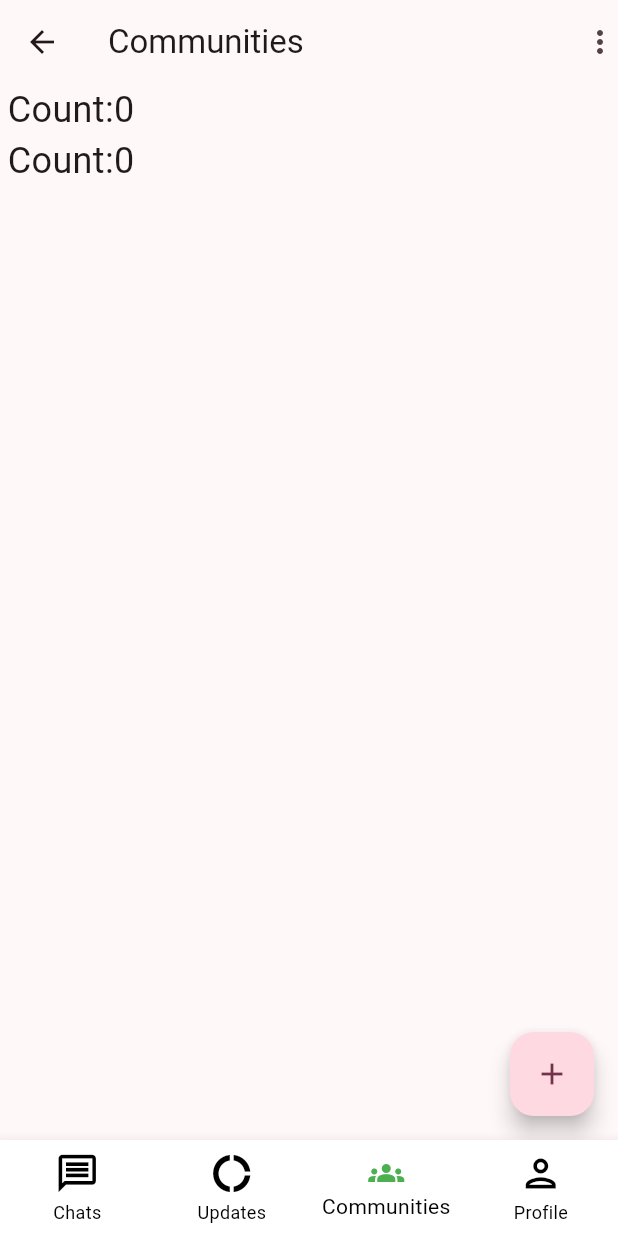
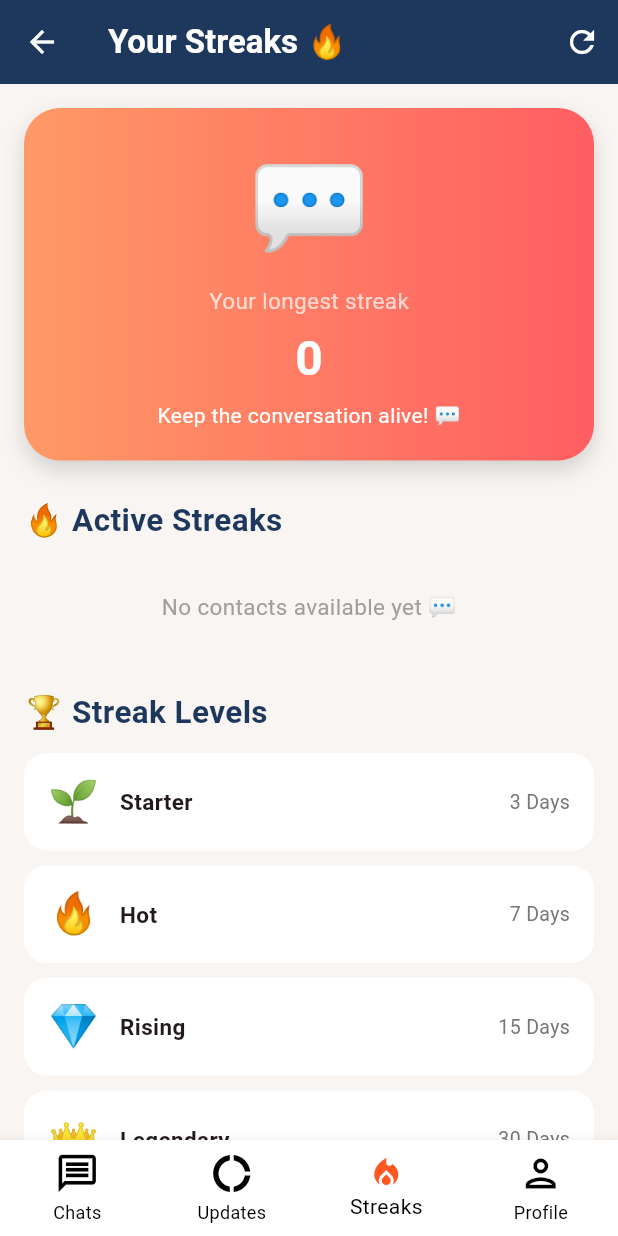
Before and after one commit to vertikaMishra/chit-chat-app, a Flutter app: the DashboardScreen screen opened by its route, item 3 of the bottom bar chosen, on a phone screen of 412 x 824 dp. Run offline on Flutter 3.47's test engine with Material 3 defaults, Android fonts, the phone set to English and light mode, and no system bars; our stand-ins replace cached_network_image, firebase_auth, firebase_core, firebase_database, get, google_sign_in and 1 more; accounts and stored records are empty.

Commit message:
adding streaks features

```diff
--- a/lib/models/contact_item.dart
+++ b/lib/models/contact_item.dart
@@ -7,6 +7,8 @@ class Contact {
   String? message;
   String? time;
   num? count;
+  int streak;
+  String? lastMessageDate;
 
   Contact({
     this.image,
@@ -15,6 +17,8 @@ class Contact {
     this.time,
     this.count,
     required this.uid,
+    this.streak = 0,
+    this.lastMessageDate,
   });
 
   // Convert object to JSON
--- a/lib/modules/dashboard/dashboard_screen.dart
+++ b/lib/modules/dashboard/dashboard_screen.dart
@@ -1,6 +1,6 @@
 import 'package:flutter/material.dart';
 import 'package:get/get.dart';
-import 'package:whatsapp_project/modules/dashboard/communities/communities_screen.dart';
+import 'package:whatsapp_project/modules/streaks/streaks_screen.dart';
 import 'package:whatsapp_project/modules/dashboard/profile/profile_screen.dart';
 import 'package:whatsapp_project/modules/dashboard/updates/updates_screen.dart';
 
@@ -22,7 +22,7 @@ class DashboardScreen extends StatelessWidget {
           children: [
             ChatScreen(),
             UpdatesScreen(),
-            CommunitiesScreen(),
+            StreaksScreen(),
             ProfileScreen(),
           ],
         );
@@ -50,9 +50,12 @@ class DashboardScreen extends StatelessWidget {
               activeIcon: Icon(Icons.donut_large, color: Colors.green),
             ),
             BottomNavigationBarItem(
-              icon: Icon(Icons.groups_outlined, size: 30),
-              label: "Communities",
-              activeIcon: Icon(Icons.groups, color: Colors.green),
+              icon: Icon(Icons.local_fire_department_outlined, size: 30),
+              label: "Streaks",
+              activeIcon: Icon(
+                Icons.local_fire_department,
+                color: Colors.deepOrange,
+              ),
             ),
             BottomNavigationBarItem(
               icon: Icon(Icons.person_outlined, size: 30),
--- /dev/null
+++ b/lib/modules/streaks/streaks_screen.dart
@@ -0,0 +1,315 @@
+/// Created by Vertika Mishra
+
+import 'package:flutter/material.dart';
+import 'package:get/get.dart';
+
+import 'streaks_controller.dart';
+
+class StreaksScreen extends GetView<StreaksController> {
+  const StreaksScreen({super.key});
+
+  @override
+  Widget build(BuildContext context) {
+    return Scaffold(
+      backgroundColor: const Color(0xFFF8F5F2),
+
+      appBar: AppBar(
+        elevation: 0,
+        backgroundColor: const Color(0xFF1D385C),
+        foregroundColor: Colors.white,
+        title: const Text(
+          "Your Streaks 🔥",
+          style: TextStyle(fontWeight: FontWeight.bold),
+        ),
+        actions: [
+          IconButton(
+            onPressed: controller.loadContacts,
+            icon: const Icon(Icons.refresh),
+          ),
+        ],
+      ),
+
+      body: ListView(
+        padding: const EdgeInsets.all(16),
+        children: [
+          // =========================
+          // MAIN STREAK SUMMARY
+          // =========================
+          Container(
+            padding: const EdgeInsets.all(20),
+            decoration: BoxDecoration(
+              gradient: const LinearGradient(
+                colors: [Color(0xFFFF9966), Color(0xFFFF5E62)],
+              ),
+              borderRadius: BorderRadius.circular(24),
+              boxShadow: [
+                BoxShadow(
+                  color: Colors.black.withOpacity(0.15),
+                  blurRadius: 12,
+                  offset: const Offset(0, 6),
+                ),
+              ],
+            ),
+            child: Column(
+              children: [
+                // Dynamic emoji based on longest streak
+                Obx(() {
+                  final longestStreak = controller.contacts.isEmpty
+                      ? 0
+                      : controller.contacts
+                            .map((contact) => contact.streak)
+                            .reduce((a, b) => a > b ? a : b);
+
+                  return Text(
+                    _getStreakEmoji(longestStreak),
+                    style: const TextStyle(fontSize: 65),
+                  );
+                }),
+
+                const SizedBox(height: 5),
+
+                const Text(
+                  "Your longest streak",
+                  style: TextStyle(color: Colors.white70, fontSize: 15),
+                ),
+
+                const SizedBox(height: 5),
+
+                // Dynamic longest streak number
+                Obx(() {
+                  final currentLongestStreak = controller.contacts.isEmpty
+                      ? 0
+                      : controller.contacts
+                            .map((contact) => contact.streak)
+                            .reduce((a, b) => a > b ? a : b);
+
+                  return Text(
+                    "$currentLongestStreak",
+                    style: const TextStyle(
+                      color: Colors.white,
+                      fontSize: 32,
+                      fontWeight: FontWeight.bold,
+                    ),
+                  );
+                }),
+
+                const SizedBox(height: 5),
+
+                const Text(
+                  "Keep the conversation alive! 💬",
+                  style: TextStyle(color: Colors.white, fontSize: 14),
+                ),
+              ],
+            ),
+          ),
+
+          const SizedBox(height: 25),
+
+          const Text(
+            "🔥 Active Streaks",
+            style: TextStyle(
+              fontSize: 21,
+              fontWeight: FontWeight.bold,
+              color: Color(0xFF1D385C),
+            ),
+          ),
+
+          const SizedBox(height: 12),
+
+          // =========================
+          // CONTACT STREAKS
+          // =========================
+          Obx(() {
+            if (controller.isLoading.value) {
+              return const Center(child: CircularProgressIndicator());
+            }
+
+            if (controller.contacts.isEmpty) {
+              return const Center(
+                child: Padding(
+                  padding: EdgeInsets.all(20),
+                  child: Text(
+                    "No contacts available yet 💬",
+                    style: TextStyle(fontSize: 15, color: Colors.grey),
+                  ),
+                ),
+              );
+            }
+
+            return Column(
+              children: controller.contacts.map((contact) {
+                return _streakCard(
+                  name: contact.name ?? "Unknown",
+                  streak: contact.streak,
+                  emoji: _getStreakEmoji(contact.streak),
+                  level: contact.streak == 0
+                      ? "Start chatting"
+                      : contact.streak < 3
+                      ? "Getting started 🌱"
+                      : contact.streak < 7
+                      ? "On fire 🔥"
+                      : contact.streak < 15
+                      ? "Hot streak 🔥🔥"
+                      : contact.streak < 30
+                      ? "Rising 💎"
+                      : contact.streak < 100
+                      ? "Legendary 👑"
+                      : "Ultimate 🏆",
+                );
+              }).toList(),
+            );
+          }),
+
+          const SizedBox(height: 25),
+
+          const Text(
+            "🏆 Streak Levels",
+            style: TextStyle(
+              fontSize: 21,
+              fontWeight: FontWeight.bold,
+              color: Color(0xFF1D385C),
+            ),
+          ),
+
+          const SizedBox(height: 12),
+
+          _levelCard("3 Days", "🌱", "Starter"),
+          _levelCard("7 Days", "🔥", "Hot"),
+          _levelCard("15 Days", "💎", "Rising"),
+          _levelCard("30 Days", "👑", "Legendary"),
+          _levelCard("100 Days", "🏆", "Ultimate"),
+        ],
+      ),
+    );
+  }
+
+  // =====================================
+  // STREAK EMOJI FUNCTION
+  // =====================================
+  String _getStreakEmoji(int streak) {
+    if (streak == 0) {
+      return "💬";
+    } else if (streak < 3) {
+      return "🌱";
+    } else if (streak < 7) {
+      return "🔥";
+    } else if (streak < 15) {
+      return "🔥🔥";
+    } else if (streak < 30) {
+      return "💎";
+    } else if (streak < 100) {
+      return "👑";
+    } else {
+      return "🏆";
+    }
+  }
+
+  // =====================================
+  // STREAK CARD
+  // =====================================
+  Widget _streakCard({
+    required String name,
+    required int streak,
+    required String emoji,
+    required String level,
+  }) {
+    return Container(
+      margin: const EdgeInsets.only(bottom: 12),
+      padding: const EdgeInsets.all(15),
+      decoration: BoxDecoration(
+        color: Colors.white,
+        borderRadius: BorderRadius.circular(18),
+        boxShadow: [
+          BoxShadow(
+            color: Colors.black.withOpacity(0.08),
+            blurRadius: 8,
+            offset: const Offset(0, 3),
+          ),
+        ],
+      ),
+      child: Row(
+        children: [
+          CircleAvatar(
+            radius: 28,
+            backgroundColor: const Color(0xFFFFE4D6),
+            child: Text(emoji, style: const TextStyle(fontSize: 27)),
+          ),
+
+          const SizedBox(width: 14),
+
+          Expanded(
+            child: Column(
+              crossAxisAlignment: CrossAxisAlignment.start,
+              children: [
+                Text(
+                  name,
+                  style: const TextStyle(
+                    fontSize: 17,
+                    fontWeight: FontWeight.bold,
+                  ),
+                ),
+
+                const SizedBox(height: 4),
+
+                Text(
+                  "$level • Keep chatting!",
+                  style: TextStyle(color: Colors.grey.shade600, fontSize: 12),
+                ),
+              ],
+            ),
+          ),
+
+          Column(
+            children: [
+              Text(
+                "🔥 $streak",
+                style: const TextStyle(
+                  fontSize: 19,
+                  fontWeight: FontWeight.bold,
+                ),
+              ),
+
+              const Text(
+                "days",
+                style: TextStyle(fontSize: 11, color: Colors.grey),
+              ),
+            ],
+          ),
+        ],
+      ),
+    );
+  }
+
+  // =====================================
+  // STREAK LEVEL CARD
+  // =====================================
+  Widget _levelCard(String days, String emoji, String title) {
+    return Container(
+      margin: const EdgeInsets.only(bottom: 10),
+      padding: const EdgeInsets.symmetric(horizontal: 16, vertical: 13),
+      decoration: BoxDecoration(
+        color: Colors.white,
+        borderRadius: BorderRadius.circular(15),
+      ),
+      child: Row(
+        children: [
+          Text(emoji, style: const TextStyle(fontSize: 27)),
+
+          const SizedBox(width: 14),
+
+          Text(
+            title,
+            style: const TextStyle(fontWeight: FontWeight.bold, fontSize: 15),
+          ),
+
+          const Spacer(),
+
+          Text(
+            days,
+            style: TextStyle(color: Colors.grey.shade600, fontSize: 13),
+          ),
+        ],
+      ),
+    );
+  }
+}
--- a/lib/routes/app_routes.dart
+++ b/lib/routes/app_routes.dart
@@ -11,6 +11,9 @@ import 'package:whatsapp_project/modules/login/login_screen.dart';
 import 'package:whatsapp_project/modules/search/search_contact_controller.dart';
 import 'package:whatsapp_project/modules/search/search_contact_screen.dart';
 import 'package:whatsapp_project/routes/app_screens.dart';
+import 'package:whatsapp_project/modules/streaks/streaks_controller.dart';
+import 'package:whatsapp_project/modules/streaks/streaks_screen.dart';
+
 
 /// Created by Vertika Mishra
 
@@ -21,8 +24,13 @@ final appRoutes = [
       Get.lazyPut(() {
         return ChatCantroller();
       });
+
       Get.lazyPut(() {
         return DashboardController();
+      });
+
+      Get.lazyPut(() {
+        return StreaksController();
       });
     }),
     page: () {
@@ -60,5 +68,14 @@ final appRoutes = [
     page: () {
       return SearchContactScreen();
     },
-  )
+  ),
+  GetPage(
+    name: '/streaks',
+    binding: BindingsBuilder(() {
+      Get.lazyPut(() => StreaksController());
+    }),
+    page: () {
+      return StreaksScreen();
+    },
+  ),
 ];
```
Also changed, not shown: lib/modules/chat_details/chat_details_controller.dart (+70 -0 lines), lib/modules/streaks/streaks_controller.dart (added, +158 -0 lines).
